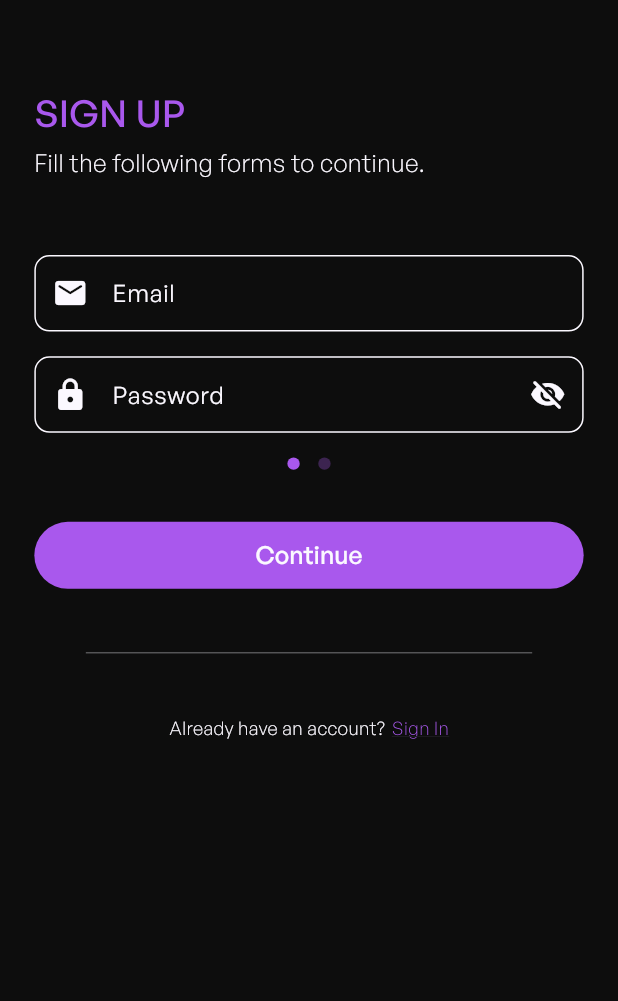
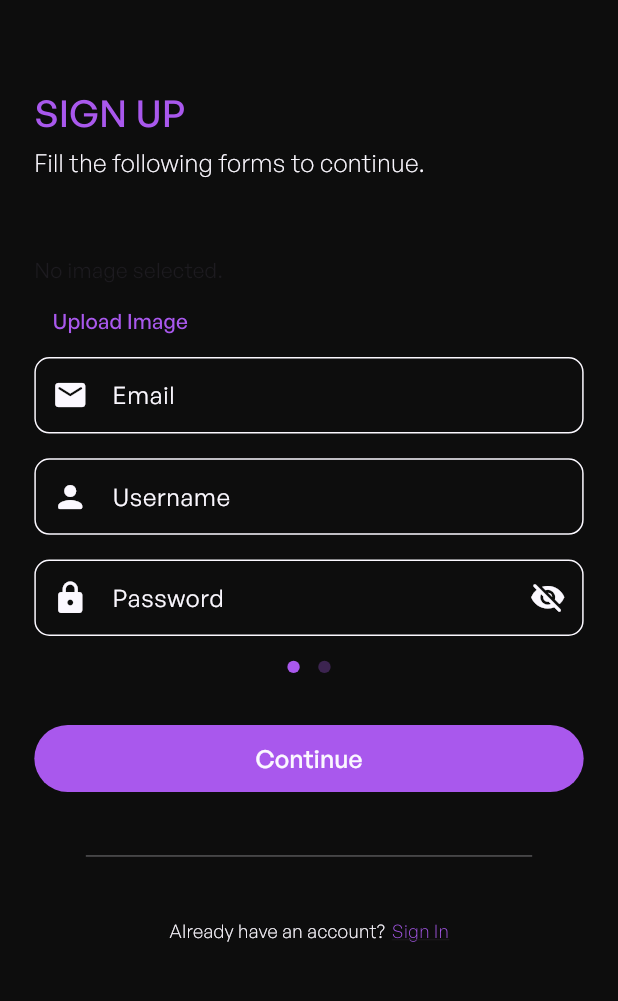
Before and after one commit to MNJDen/WeFit, a Flutter app: the SignUpScreen screen opened directly, after a tap on "Continue", on a phone screen of 412 x 824 dp, the part 127-1128 px from its top. Run offline on Flutter 3.47's test engine with Material 3 defaults, Android fonts, the phone set to English and light mode, and no system bars; drawn by our look-alikes of flutter_animate; our stand-ins replace carousel_slider, cloud_firestore, firebase_auth, firebase_core, flutter_screenutil, image_picker and 1 more; accounts and stored records are empty; network calls fail; statements that could not run were skipped; project files that could hold a hidden picture were left out.

Commit message:
Update: SignUpScreen

```diff
--- a/lib/Screens/SignUpScreen.dart
+++ b/lib/Screens/SignUpScreen.dart
@@ -6,6 +6,9 @@ import 'package:itec303/Components/MyPasswordField.dart';
 import 'package:itec303/Components/MyPurpleBtn.dart';
 import 'package:itec303/Screens/SignInScreen.dart';
 import 'package:flutter_animate/flutter_animate.dart';
+import 'package:image_picker/image_picker.dart';
+import 'package:firebase_auth/firebase_auth.dart';
+import 'dart:io';
 
 class SignUpScreen extends StatefulWidget {
   const SignUpScreen({super.key});
@@ -16,19 +19,47 @@ class SignUpScreen extends StatefulWidget {
 
 class _SignUpScreenState extends State<SignUpScreen> {
   final TextEditingController _emailController = TextEditingController();
+  final TextEditingController _usernameController = TextEditingController();
   final TextEditingController _passController = TextEditingController();
-
+  File? _image;
   final blackColor = const Color.fromRGBO(13, 13, 13, 1);
   final purpleColor = const Color.fromRGBO(169, 88, 237, 1);
   final whiteColor = const Color.fromRGBO(251, 248, 255, 1);
 
-  void register(BuildContext context) {
+  void register(BuildContext context) async {
     final _auth = AuthService();
 
     try {
-      _auth.signUpWithEmailPassword(
+      String? downloadURL;
+      if (_image != null) {
+        // Get the current user
+        User? currentUser = _auth.getCurrentUser();
+        if (currentUser != null) {
+          // If current user is not null, get the user's UID
+          String userId = currentUser.uid;
+
+          // Call uploadImage with both the image and the user's UID
+          downloadURL = await _auth.uploadImage(_image!, userId);
+
+          if (downloadURL != null) {
+            print('Image uploaded. Download URL: $downloadURL');
+          } else {
+            print('Failed to upload image.');
+            return; // Exit function if image upload fails
+          }
+        } else {
+          print(
+              'Current user is null.'); // Handle case where current user is null
+        }
+      } else {
+        print('No image selected.');
+      }
+
+      await _auth.signUpWithEmailPassword(
         _emailController.text,
         _passController.text,
+        _usernameController.text,
+        _image!,
       );
     } catch (e) {
       showDialog(
@@ -91,10 +122,34 @@ class _SignUpScreenState extends State<SignUpScreen> {
                 SizedBox(
                   height: 48.h,
                 ),
+                _image == null
+                    ? Text('No image selected.')
+                    : Image.file(_image!),
+                TextButton(
+                  onPressed: () async {
+                    final picker = ImagePicker();
+                    final pickedFile =
+                        await picker.pickImage(source: ImageSource.gallery);
+                    if (pickedFile != null) {
+                      setState(() {
+                        _image = File(pickedFile.path);
+                      });
+                    }
+                  },
+                  child: Text("Upload Image"),
+                ),
                 MyUsernameField(
                   prefixIcon: Icons.email_rounded,
                   labelText: "Email",
                   controller: _emailController,
+                ).animate().fadeIn(delay: Duration(milliseconds: 500)),
+                SizedBox(
+                  height: 16.h,
+                ),
+                MyUsernameField(
+                  prefixIcon: Icons.person_rounded,
+                  labelText: "Username",
+                  controller: _usernameController,
                 ).animate().fadeIn(delay: Duration(milliseconds: 500)),
                 SizedBox(
                   height: 16.h,
```
